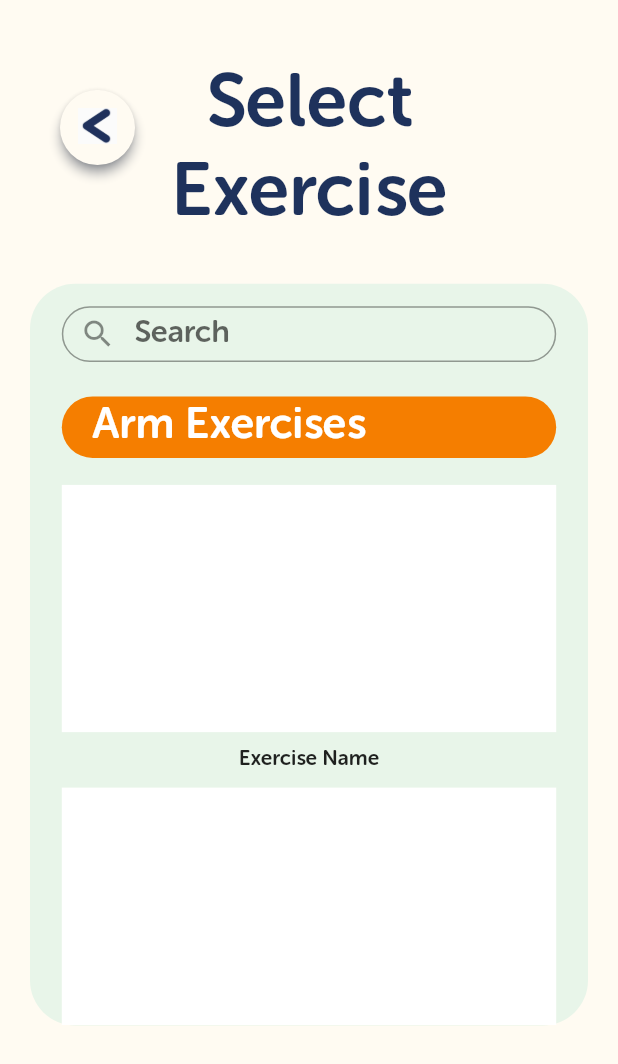
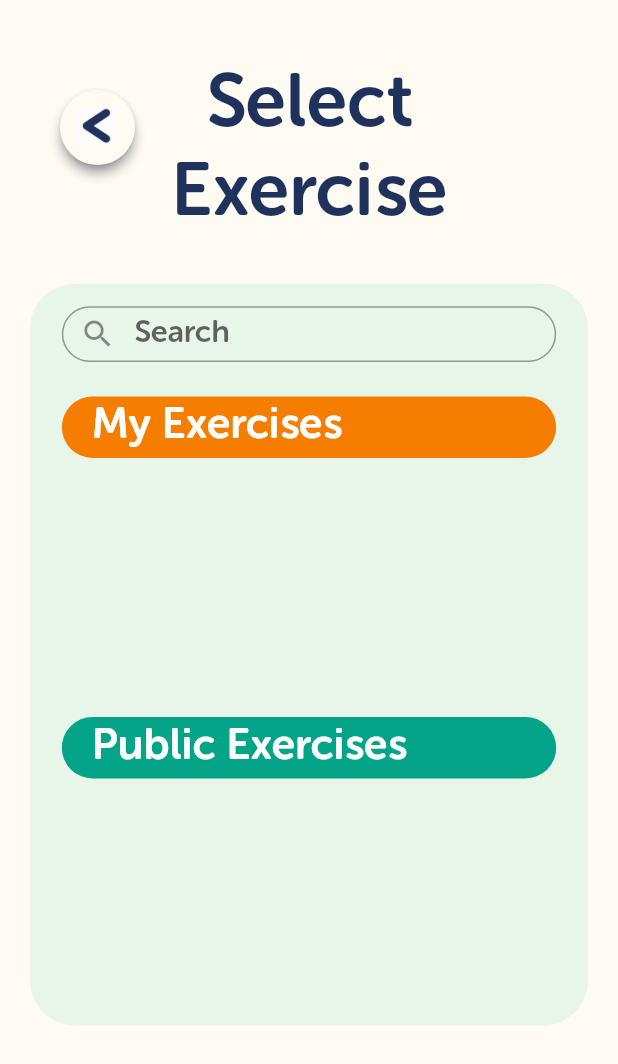
Before and after one commit to amaankahmad/MusicTherapy, a Flutter app: the SelectExercise screen opened directly, on a phone screen of 412 x 824 dp. Shown: the top 1064 px of the screen. Run offline on Flutter 3.47's test engine with Material 2 defaults, Android fonts, the phone set to English and light mode, and no system bars; our stand-ins replace cloud_firestore, firebase_auth, firebase_core, firebase_storage, image_picker, permission_handler; missing offline and left inert: flutter_search_bar; accounts and stored records are empty.

Commit message:
Updated selectExercise page
Still some issues to be fixed on this page, but at least there are no runtime errors at the moment

```diff
--- a/musictherapy/lib/ui/pages/selectExercise.dart
+++ b/musictherapy/lib/ui/pages/selectExercise.dart
@@ -1,11 +1,122 @@
+//import 'dart:html';
+
 import 'package:flutter/material.dart';
 import 'package:flutter/services.dart';
 import 'package:musictherapy/ui/pages/signInPage.dart';
+import 'package:musictherapy/ui/pages/DisplayVideoPage.dart';
+import 'package:firebase_auth/firebase_auth.dart';
+import 'package:cloud_firestore/cloud_firestore.dart';
+import 'package:firebase_storage/firebase_storage.dart';
 
-//------------------------
-//Change exercise preview widget type
-//------------------------
-class SelectExercise extends StatelessWidget {
+class SelectExercise extends StatefulWidget {
+  @override
+  SelectExerciseState createState() => SelectExerciseState();
+}
+
+class SelectExerciseState extends State<SelectExercise> {
+  var cUser = FirebaseAuth.instance.currentUser;
+  final _firestore = FirebaseFirestore.instance;
+  List<Widget> privExPreviews = [];
+  List<Widget> pubExPreviews = [];
+
+  //Get exercise list function
+  getExerciseList() async {
+    //Get private exercises
+    List<dynamic> privExList = [];
+    await _firestore.collection("player_admin").doc(cUser.uid).get().then((value) {
+      final adminUID = value.data()["myAdmin"];
+      _firestore
+          .collection("exercises_info")
+          .doc("PrivateExercises")
+          .collection(adminUID)
+          .get()
+          .then((querySnapshot) {
+        querySnapshot.docs.forEach((result) {
+          privExList.add(result.data()["name"]);
+          List<Widget> privList = [];
+          privExList.forEach((privEx) {
+            privList.add(Container(
+              height: 150,
+              margin: EdgeInsets.symmetric(horizontal: 20, vertical: 10),
+              decoration: BoxDecoration(
+                  borderRadius: BorderRadius.all(Radius.circular(20.0)),
+                  color: Colors.white,
+                  boxShadow: [
+                    BoxShadow(
+                        color: Colors.black.withAlpha(100), blurRadius: 10.0)
+                  ]),
+              child: Padding(
+                padding:
+                    const EdgeInsets.symmetric(horizontal: 20, vertical: 10),
+                child: Row(
+                  mainAxisAlignment: MainAxisAlignment.spaceBetween,
+                  children: [
+                    Text(
+                      privEx(),
+                      style: const TextStyle(
+                          fontSize: 25,
+                          color: const Color(0xFF1E325C),
+                          fontWeight: FontWeight.bold),
+                    ),
+                  ],
+                ),
+              ),
+            ));
+          });
+          setState(() {
+            privExPreviews = privList;
+          });
+        });
+      });
+    });
+    //Get public exercises
+    List<dynamic> pubExList = [];
+    _firestore.collection("exercises_info").get().then((querySnapshot) {
+      querySnapshot.docs.forEach((result) {
+        //List<dynamic> pubExList = result.data()["name"];
+        pubExList.add(result.data()["name"]);
+        List<Widget> pubList = [];
+        pubExList.forEach((pubEx) {
+          pubList.add(Container(
+            height: 150,
+            margin: EdgeInsets.symmetric(horizontal: 20, vertical: 10),
+            decoration: BoxDecoration(
+                borderRadius: BorderRadius.all(Radius.circular(20.0)),
+                color: Colors.white,
+                boxShadow: [
+                  BoxShadow(
+                      color: Colors.black.withAlpha(100), blurRadius: 10.0)
+                ]),
+            child: Padding(
+              padding: const EdgeInsets.symmetric(horizontal: 20, vertical: 10),
+              child: Row(
+                mainAxisAlignment: MainAxisAlignment.spaceBetween,
+                children: [
+                  Text(
+                    pubEx(),
+                    style: const TextStyle(
+                        fontSize: 25,
+                        color: const Color(0xFF1E325C),
+                        fontWeight: FontWeight.bold),
+                  ),
+                ],
+              ),
+            ),
+          ));
+          setState(() {
+            pubExPreviews = pubList;
+          });
+        });
+      });
+    });
+  }
+
+  @override
+  void initState() {
+    super.initState();
+    getExerciseList();
+  }
+
   @override
   Widget build(BuildContext context) {
     final height = MediaQuery.of(context).size.height;
@@ -28,6 +139,11 @@ class SelectExercise extends StatelessWidget {
             margin: EdgeInsets.only(top: 60, left: 40),
             width: 50,
             height: 50,
+            child: Material(
+              borderRadius: BorderRadius.circular(10000),
+              shadowColor: blue,
+              color: white,
+              elevation: 3,
               child: GestureDetector(
                 onTap: () {
                   Navigator.of(context).pop(
@@ -36,11 +152,6 @@ class SelectExercise extends StatelessWidget {
                     ),
                   );
                 },
-              child: Material(
-                borderRadius: BorderRadius.circular(10000),
-                shadowColor: blue,
-                color: white,
-                elevation: 3,
                 child: ClipOval(
                   child: Padding(
                     padding: const EdgeInsets.only(
@@ -82,10 +193,11 @@ class SelectExercise extends StatelessWidget {
                       ),
                       //------------------------
                       //Scrolling area
-                      Container(
+                      Center(
+                        child: Container(
                           //Scrolling area background
-                        margin:
-                            EdgeInsets.symmetric(vertical: 30, horizontal: 20),
+                          margin: EdgeInsets.symmetric(
+                              vertical: 30, horizontal: 20),
                           height: height * 0.6,
                           decoration: BoxDecoration(
                             color: Colors.green[50],
@@ -94,12 +206,7 @@ class SelectExercise extends StatelessWidget {
                             ),
                           ),
                           //Scrolling area contents
-                        child: Stack(
-                          children: [
-                            Center(
-                              child: SingleChildScrollView(
                           child: Column(
-                                  mainAxisAlignment: MainAxisAlignment.start,
                             children: [
                               //------------------------
                               //Search bar
@@ -109,8 +216,7 @@ class SelectExercise extends StatelessWidget {
                                 margin: EdgeInsets.all(15.0),
                                 child: TextField(
                                   style: TextStyle(
-                                            color: blue,
-                                            fontSize: height * 0.025),
+                                      color: blue, fontSize: height * 0.025),
                                   decoration: InputDecoration(
                                     contentPadding:
                                         EdgeInsets.all(height * 0.001),
@@ -124,14 +230,13 @@ class SelectExercise extends StatelessWidget {
                                 ),
                               ),
                               //------------------------
-                                    //'Arm Exercises' Bar
+                              //'My Exercises' Bar
                               Container(
                                 width: 0.8 * width,
                                 margin: EdgeInsets.all(8.0),
                                 decoration: BoxDecoration(
                                     color: orange,
-                                          borderRadius:
-                                              BorderRadius.circular(40)),
+                                    borderRadius: BorderRadius.circular(40)),
                                 child: Padding(
                                   padding: const EdgeInsets.symmetric(
                                     vertical: 3.0,
@@ -139,7 +244,7 @@ class SelectExercise extends StatelessWidget {
                                   ),
                                   child: Text(
                                     //Text&font:'Arm Exercises'
-                                          'Arm Exercises',
+                                    'My Exercises',
                                     style: TextStyle(
                                         fontSize: height * 0.035,
                                         color: Colors.white,
@@ -148,36 +253,24 @@ class SelectExercise extends StatelessWidget {
                                 ),
                               ),
                               //------------------------
-                                    //Arm Exercises video previews *2
-                                    //change widget for exercise preview
-                                    Column(
-                                      children: [
-                                        Container(
-                                          margin: EdgeInsets.all(10.0),
-                                          height: height * 0.2,
-                                          width: width * 0.8,
-                                          color: Colors.white,
+                              //My Exercise list
+                              Expanded(
+                                child: ListView.builder(
+                                  itemCount: privExPreviews.length,
+                                  physics: BouncingScrollPhysics(),
+                                  itemBuilder: (context, index) {
+                                    return privExPreviews[index];
+                                  },
                                 ),
-                                        Container(
-                                          child: Text('Exercise Name'),
-                                        ),
-                                        Container(
-                                          margin: EdgeInsets.all(10.0),
-                                          height: height * 0.2,
-                                          width: width * 0.8,
-                                          color: Colors.white,
-                                        ),
-                                      ],
                               ),
                               //------------------------
-                                    //'Leg Exercises' Bar
+                              //'Public Exercises' Bar
                               Container(
                                 width: 0.8 * width,
                                 margin: EdgeInsets.all(10.0),
                                 decoration: BoxDecoration(
                                     color: green,
-                                          borderRadius:
-                                              BorderRadius.circular(40)),
+                                    borderRadius: BorderRadius.circular(40)),
                                 child: Padding(
                                   padding: const EdgeInsets.symmetric(
                                     vertical: 3.0,
@@ -185,12 +278,23 @@ class SelectExercise extends StatelessWidget {
                                   ),
                                   child: Text(
                                     //Text&font:'Leg Exercises'
-                                          'Leg Exercises',
+                                    'Public Exercises',
                                     style: TextStyle(
                                         fontSize: height * 0.035,
                                         color: Colors.white,
                                         fontWeight: FontWeight.bold),
                                   ),
+                                ),
+                              ),
+                              //------------------------
+                              //Public Exercise list
+                              Expanded(
+                                child: ListView.builder(
+                                  itemCount: pubExPreviews.length,
+                                  physics: BouncingScrollPhysics(),
+                                  itemBuilder: (context, index) {
+                                    return pubExPreviews[index];
+                                  },
                                 ),
                               ),
                             ],
@@ -205,9 +309,21 @@ class SelectExercise extends StatelessWidget {
           ),
         ],
       ),
-          ),
-        ],
-      ),
     );
   }
 }
+//   final Size size = MediaQuery.of(context).size;
+//   final double videoHeight = size.height*0.3;
+//   return SafeArea(
+//     child: Scaffold(
+//       backgroundColor: const Color(0xFFF1FAEE),
+//       body: Container(
+//         height: size.height,
+//         child:Column(children: <Widget>[
+//           Row()
+//         ],)
+//       ),
+
+//     )
+//     );
+//}
```
Lines whose indentation alone changed are shown as unchanged.
